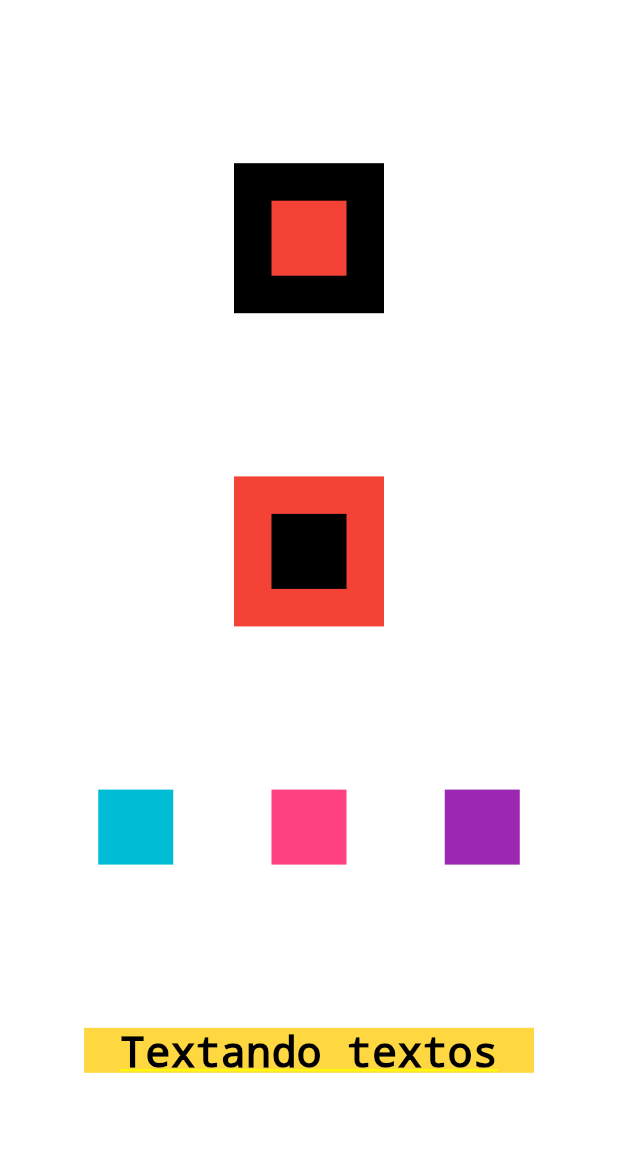
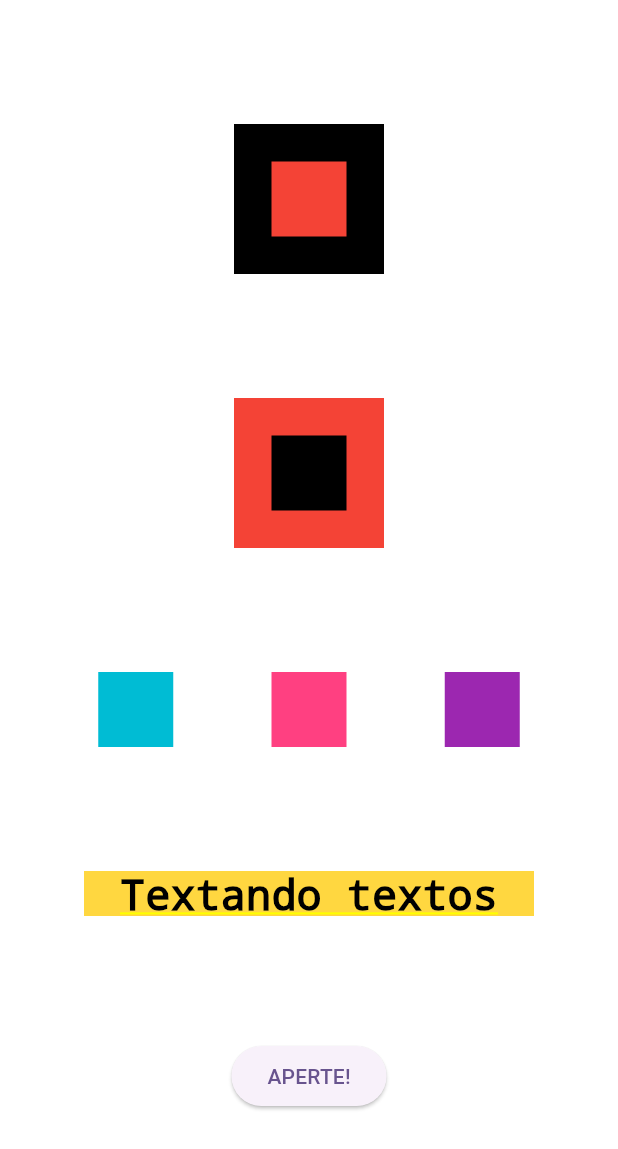
Before and after one commit to andreazevedoluiz/Projeto_Task, a Flutter app: the screen it shows after launch, on a phone screen of 412 x 824 dp. Shown: the top 1149 px of the screen. Run offline on Flutter 3.47's test engine with Material 2 defaults, Android fonts, the phone set to English and light mode, and no system bars.

```diff
--- a/lib/main.dart
+++ b/lib/main.dart
@@ -86,6 +86,12 @@ class MyApp extends StatelessWidget {
                   textAlign: TextAlign.center,
                 ),
               ),
+              ElevatedButton(
+                onPressed: () {
+                  print('VOCÊ APERTOU O BOTÃO');
+                },
+                child: Text('APERTE!'),
+              ),
             ],
           )),
     );
```
